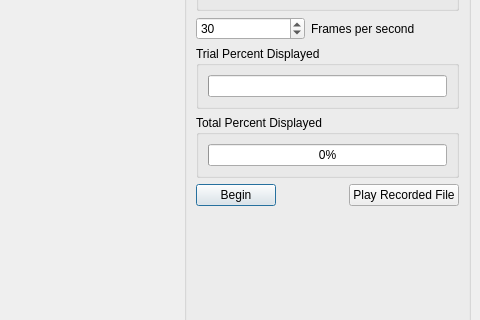
Above: qthyena.ui from msolomon/Hyena-Communication before the change; both pictures show x 378 to 858 and y 159 to 479 of the 858 by 689 pixel window. Below: the same form after it.
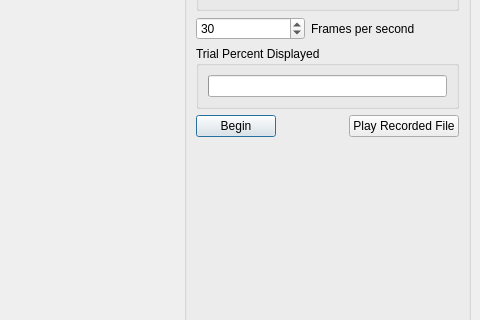
That is the form after the change. Custom widgets are drawn as their Qt base class.

Patch:
```diff
--- a/qthyena.ui
+++ b/qthyena.ui
@@ -302,29 +302,7 @@
          </layout>
         </widget>
        </item>
-       <item row="6" column="0" colspan="2">
-        <widget class="QGroupBox" name="groupBox_4">
-         <property name="sizePolicy">
-          <sizepolicy hsizetype="Preferred" vsizetype="Preferred">
-           <horstretch>0</horstretch>
-           <verstretch>0</verstretch>
-          </sizepolicy>
-         </property>
-         <property name="title">
-          <string>Total Percent Displayed</string>
-         </property>
-         <layout class="QHBoxLayout" name="horizontalLayout_4">
-          <item>
-           <widget class="QProgressBar" name="disp_total_percent">
-            <property name="value">
-             <number>0</number>
-            </property>
-           </widget>
-          </item>
-         </layout>
-        </widget>
-       </item>
-       <item row="8" column="0">
+       <item row="7" column="0">
         <widget class="QPushButton" name="beginButton">
          <property name="sizePolicy">
           <sizepolicy hsizetype="Fixed" vsizetype="Fixed">
@@ -349,7 +327,7 @@
          </property>
         </widget>
        </item>
-       <item row="8" column="1">
+       <item row="7" column="1">
         <layout class="QHBoxLayout" name="horizontalLayout_5">
          <item>
           <spacer name="horizontalSpacer">
```
Left out of the diff: 86 changed lines with no effect on the pictures.
